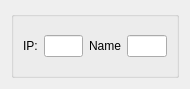
First picture: the form in qt/OpenRGBLIFXSettingsPage/OpenRGBLIFXSettingsEntry.ui, repository CalcProgrammer1/OpenRGB, before the edit.
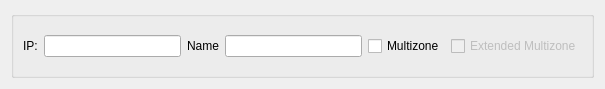
Second picture: the form after the edit.

Commit message: Add multizone support for LIFX devices

```diff
--- a/qt/OpenRGBLIFXSettingsPage/OpenRGBLIFXSettingsEntry.ui
+++ b/qt/OpenRGBLIFXSettingsPage/OpenRGBLIFXSettingsEntry.ui
@@ -6,7 +6,7 @@
    <rect>
     <x>0</x>
     <y>0</y>
-    <width>190</width>
+    <width>605</width>
     <height>89</height>
    </rect>
   </property>
@@ -26,8 +26,15 @@
       <string/>
      </property>
      <layout class="QGridLayout" name="gridLayout_2">
-      <item row="1" column="5">
-       <widget class="QLineEdit" name="NameEdit"/>
+      <item row="1" column="3">
+       <widget class="QLineEdit" name="IPEdit"/>
+      </item>
+      <item row="1" column="6">
+       <widget class="QCheckBox" name="MultizoneCheckBox">
+        <property name="text">
+         <string>Multizone</string>
+        </property>
+       </widget>
       </item>
       <item row="1" column="0">
        <widget class="QLabel" name="IPLabel">
@@ -36,9 +43,6 @@
         </property>
        </widget>
       </item>
-      <item row="1" column="3">
-       <widget class="QLineEdit" name="IPEdit"/>
-      </item>
       <item row="1" column="4">
        <widget class="QLabel" name="NameLabel">
         <property name="text">
@@ -46,6 +50,19 @@
         </property>
        </widget>
       </item>
+      <item row="1" column="5">
+       <widget class="QLineEdit" name="NameEdit"/>
+      </item>
+      <item row="1" column="7">
+       <widget class="QCheckBox" name="ExtendedMultizoneCheckBox">
+        <property name="enabled">
+         <bool>false</bool>
+        </property>
+        <property name="text">
+         <string>Extended Multizone</string>
+        </property>
+       </widget>
+      </item>
      </layout>
     </widget>
    </item>
```
The commit also changes 7 other files.
